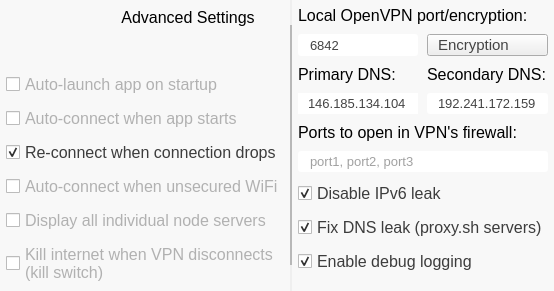
Old version of the form src/safejumper/settingsscreen.ui in the repository proxysh/Safejumper-for-Desktop.
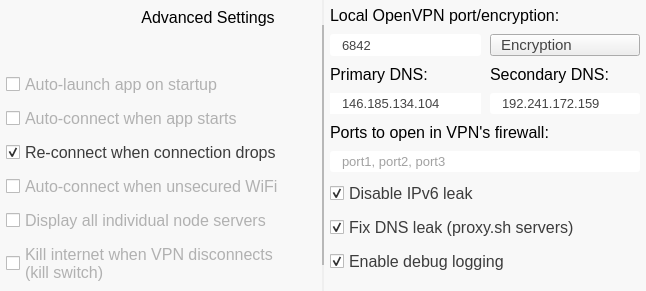
New version of the form. Icons and pictures are not drawn.

Commit message: Adjust settings screen size to fix how it looks on windows/linux.

The edit to the form file:
```diff
--- a/src/safejumper/settingsscreen.ui
+++ b/src/safejumper/settingsscreen.ui
@@ -6,8 +6,8 @@
    <rect>
     <x>0</x>
     <y>0</y>
-    <width>533</width>
-    <height>224</height>
+    <width>646</width>
+    <height>284</height>
    </rect>
   </property>
   <property name="windowTitle">
```
